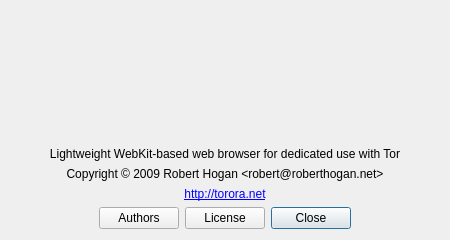
Before: the Qt Designer form src/aboutdialog.ui in bingal/torora, drawn with Qt 5.
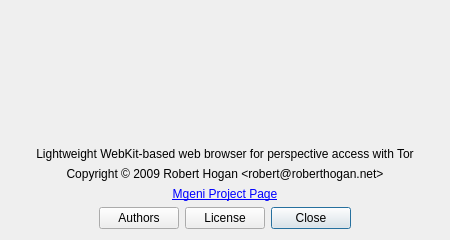
After: the same form once the commit is applied.

Commit message: mgeni: update authors info

```diff
--- a/src/aboutdialog.ui
+++ b/src/aboutdialog.ui
@@ -112,9 +112,9 @@
     </widget>
    </item>
    <item>
-    <widget class="QLabel" name="description" >
-     <property name="text" >
-      <string>Lightweight WebKit-based web browser for dedicated use with Tor</string>
+    <widget class="QLabel" name="description">
+     <property name="text">
+      <string>Lightweight WebKit-based web browser for perspective access with Tor</string>
      </property>
      <property name="alignment">
       <set>Qt::AlignCenter</set>
@@ -158,8 +158,8 @@
        <verstretch>0</verstretch>
       </sizepolicy>
      </property>
-     <property name="text" >
-      <string>&lt;a href="http://www.torora.net">http://torora.net&lt;/a></string>
+     <property name="text">
+      <string>&lt;a href=&quot;http://code.google.com/p/mgeni&quot;&gt;Mgeni Project Page&lt;/a&gt;</string>
      </property>
      <property name="alignment">
       <set>Qt::AlignCenter</set>
```
Left out of the diff: 4 changed lines with no effect on the pictures. The commit also changes 1 other file.
